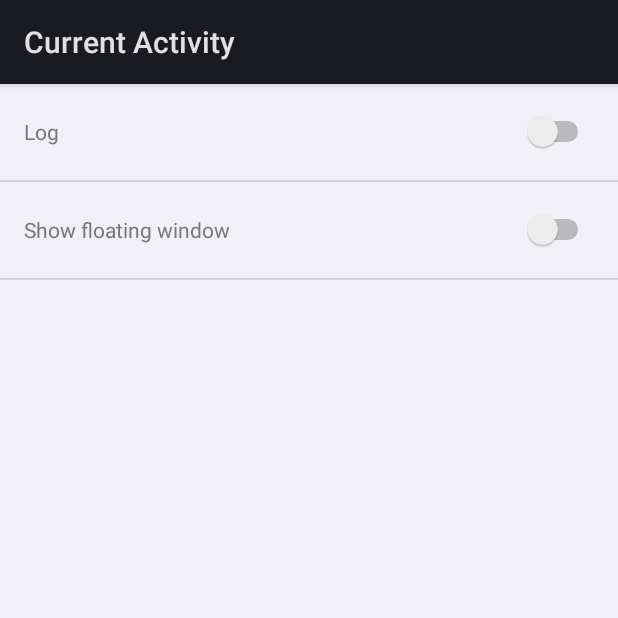
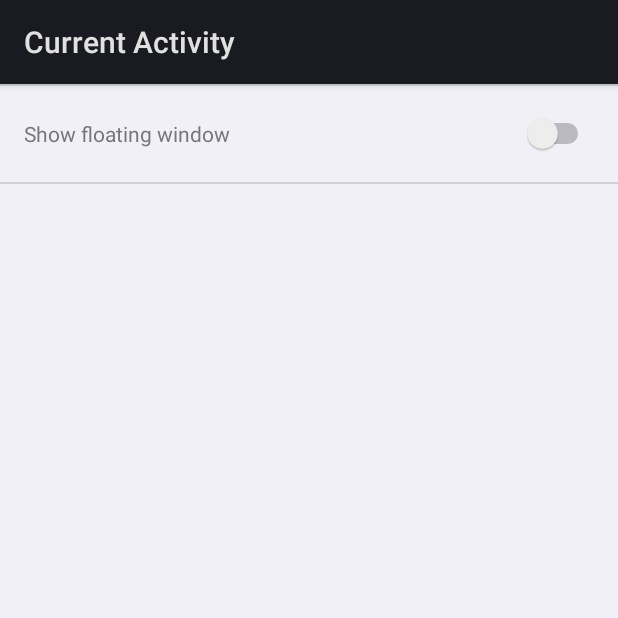
Before and after one commit to 109021017/android-TopActivity, an Android app: the screen it shows after launch (MainActivity), on a phone screen of 412 x 824 dp, the top half of it. Run offline under Robolectric (Android 15) with nearby library versions, the phone set to English and light mode, and no system bars.

Commit message:
Remove the Log function
the activity info has already been logged by Android System with TAG:
“ActivityManager”

```diff
--- a/app/src/main/java/com/willme/topactivity/MainActivity.java
+++ b/app/src/main/java/com/willme/topactivity/MainActivity.java
@@ -12,18 +12,15 @@ import android.widget.CompoundButton.OnCheckedChangeListener;
 
 public class MainActivity extends Activity implements OnCheckedChangeListener {
 
-	CompoundButton mLogSwitch, mWindowSwitch;
+	CompoundButton mWindowSwitch;
 
 	@Override
 	protected void onCreate(Bundle savedInstanceState) {
 		super.onCreate(savedInstanceState);
 		setContentView(R.layout.activity_main);
 		TasksWindow.show(this, "");
-		mLogSwitch = (CompoundButton) findViewById(R.id.sw_log);
 		mWindowSwitch = (CompoundButton) findViewById(R.id.sw_window);
-		mLogSwitch.setChecked(SPHelper.isLog(this));
 		mWindowSwitch.setChecked(SPHelper.isShowWindow(this));
-		mLogSwitch.setOnCheckedChangeListener(this);
 		mWindowSwitch.setOnCheckedChangeListener(this);
         if(getResources().getBoolean(R.bool.use_watching_service))
 		    startService(new Intent(this, WatchingService.class));
@@ -39,7 +36,6 @@ public class MainActivity extends Activity implements OnCheckedChangeListener {
         if(getResources().getBoolean(R.bool.use_accessibility_service)){
             if(!AccessibilityManager.hasAccessibilityServiceEnabled(this)){
                 mWindowSwitch.setChecked(false);
-                mLogSwitch.setChecked(false);
             }
         }
     }
@@ -47,7 +43,7 @@ public class MainActivity extends Activity implements OnCheckedChangeListener {
     @TargetApi(Build.VERSION_CODES.LOLLIPOP)
     @Override
 	public void onCheckedChanged(CompoundButton buttonView, boolean isChecked) {
-        if(isChecked && getResources().getBoolean(R.bool.use_accessibility_service)){
+        if(isChecked && buttonView == mWindowSwitch && getResources().getBoolean(R.bool.use_accessibility_service)){
             if (!AccessibilityManager.hasAccessibilityServiceEnabled(this)){
                 new AlertDialog.Builder(this)
                         .setMessage(R.string.dialog_enable_accessibility_msg)
@@ -69,17 +65,11 @@ public class MainActivity extends Activity implements OnCheckedChangeListener {
                         })
                         .create()
                         .show();
-                if(buttonView == mLogSwitch){
-                    SPHelper.setIsLog(this, isChecked);
-                }else if(buttonView == mWindowSwitch) {
-                    SPHelper.setIsShowWindow(this, isChecked);
-                }
+                        SPHelper.setIsShowWindow(this, isChecked);
                 return;
             }
         }
-		if(buttonView == mLogSwitch){
-			SPHelper.setIsLog(this, isChecked);
-		}else if(buttonView == mWindowSwitch){
+		if(buttonView == mWindowSwitch){
 			SPHelper.setIsShowWindow(this, isChecked);
 			if(!isChecked){
 				TasksWindow.dismiss(this);
--- a/app/src/main/java/com/willme/topactivity/SPHelper.java
+++ b/app/src/main/java/com/willme/topactivity/SPHelper.java
@@ -5,16 +5,6 @@ import android.content.SharedPreferences;
 import android.preference.PreferenceManager;
 
 public class SPHelper {
-
-	public static boolean isLog(Context context){
-		SharedPreferences sp = PreferenceManager.getDefaultSharedPreferences(context);
-		return sp.getBoolean("is_log", true);
-	}
-
-	public static void setIsLog(Context context, boolean islog){
-		SharedPreferences sp = PreferenceManager.getDefaultSharedPreferences(context);
-		sp.edit().putBoolean("is_log", islog).commit();
-	}
 
 	public static boolean isShowWindow(Context context){
 		SharedPreferences sp = PreferenceManager.getDefaultSharedPreferences(context);
--- a/app/src/main/java/com/willme/topactivity/WatchingAccessibilityService.java
+++ b/app/src/main/java/com/willme/topactivity/WatchingAccessibilityService.java
@@ -3,7 +3,6 @@ package com.willme.topactivity;
 import android.accessibilityservice.AccessibilityService;
 import android.annotation.SuppressLint;
 import android.content.Intent;
-import android.util.Log;
 import android.view.accessibility.AccessibilityEvent;
 
 /**
@@ -15,9 +14,6 @@ public class WatchingAccessibilityService extends AccessibilityService {
     @Override
     public void onAccessibilityEvent(AccessibilityEvent event) {
 
-        if(SPHelper.isLog(WatchingAccessibilityService.this)){
-            Log.d("TopActivity", event.getPackageName() + "/" + event.getClassName());
-        }
         if(SPHelper.isShowWindow(this)){
             TasksWindow.show(this, event.getPackageName() + "\n" + event.getClassName());
         }
@@ -39,4 +35,5 @@ public class WatchingAccessibilityService extends AccessibilityService {
         TasksWindow.dismiss(this);
         return super.onUnbind(intent);
     }
+
 }
--- a/app/src/main/java/com/willme/topactivity/WatchingService.java
+++ b/app/src/main/java/com/willme/topactivity/WatchingService.java
@@ -74,9 +74,6 @@ public class WatchingService extends Service {
 
 			if (!act.equals(text)) {
 				text = act;
-				if(SPHelper.isLog(WatchingService.this)){
-					Log.d("TopActivity", act.replace("\n", "/"));
-				}
 				if(SPHelper.isShowWindow(WatchingService.this)){
 
 					mHandler.post(new Runnable() {
--- a/app/src/main/res/layout-v14/activity_main.xml
+++ b/app/src/main/res/layout-v14/activity_main.xml
@@ -5,22 +5,6 @@
     android:layout_height="match_parent"
     android:orientation="vertical"
     tools:context="com.willme.topactivity.MainActivity">
-    <LinearLayout
-        android:layout_width="match_parent"
-        android:layout_height="48dp"
-        android:padding="8dp"
-        android:layout_margin="8dp"
-        android:gravity="center_vertical">
-        <TextView
-            android:layout_width="0dp"
-            android:layout_height="wrap_content"
-            android:layout_weight="1"
-            android:text="@string/log"/>
-        <Switch
-            android:id="@+id/sw_log"
-            android:layout_width="wrap_content"
-            android:layout_height="wrap_content"/>
-    </LinearLayout>
     <TextView
         android:layout_width="match_parent"
         android:layout_height="1dp"
--- a/app/src/main/res/layout/activity_main.xml
+++ b/app/src/main/res/layout/activity_main.xml
@@ -5,22 +5,6 @@
     android:layout_height="match_parent"
     android:orientation="vertical"
     tools:context="com.willme.topactivity.MainActivity">
-    <LinearLayout
-        android:layout_width="match_parent"
-        android:layout_height="48dp"
-        android:padding="8dp"
-        android:layout_margin="8dp"
-        android:gravity="center_vertical">
-        <TextView
-            android:layout_width="0dp"
-            android:layout_height="wrap_content"
-            android:layout_weight="1"
-            android:text="@string/log"/>
-        <CheckBox
-            android:id="@+id/sw_log"
-            android:layout_width="wrap_content"
-            android:layout_height="wrap_content"/>
-    </LinearLayout>
     <TextView
         android:layout_width="match_parent"
         android:layout_height="1dp"
```
